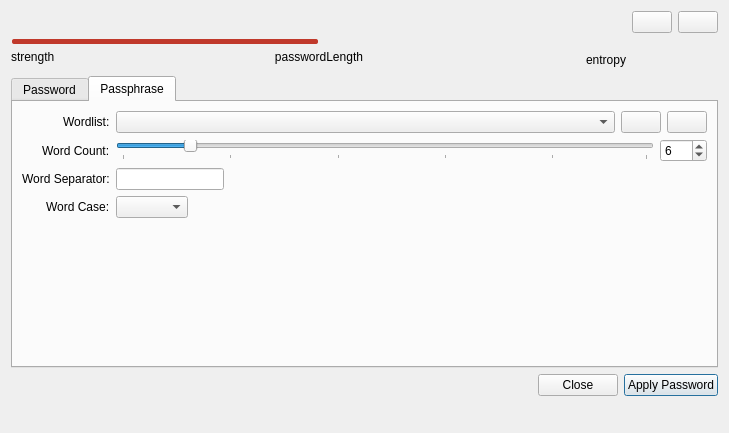
Old version of the form src/gui/PasswordGeneratorWidget.ui in the repository OpenVireo/openvireo.
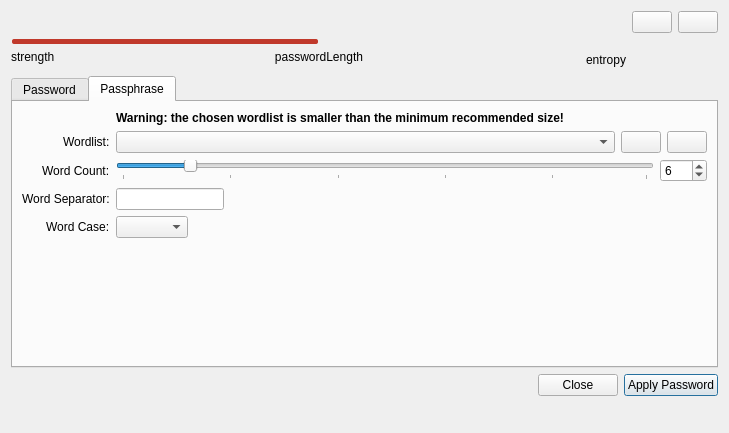
New version of the form. The open tabs and pages were chosen to show the change. Custom widgets are drawn as their Qt base class.

Commit message:
Fix handling of small passphrase wordlists
* Fixes #11856
* Set the minimum recommended wordlist size to 1,296 - equal to the EFF Short List
* Issue a clear warning when using a smaller wordlist but do not prevent generation of passphrases
* Improve wording when removing custom wordlist

```diff
--- a/src/gui/PasswordGeneratorWidget.ui
+++ b/src/gui/PasswordGeneratorWidget.ui
@@ -769,7 +769,113 @@
       <layout class="QGridLayout" name="gridLayout_2">
        <item row="0" column="0">
         <layout class="QGridLayout" name="gridLayout_3">
+         <item row="1" column="1" alignment="Qt::AlignRight">
+          <widget class="QLabel" name="labelWordList">
+           <property name="sizePolicy">
+            <sizepolicy hsizetype="Minimum" vsizetype="Preferred">
+             <horstretch>0</horstretch>
+             <verstretch>0</verstretch>
+            </sizepolicy>
+           </property>
+           <property name="text">
+            <string>Wordlist:</string>
+           </property>
+          </widget>
+         </item>
+         <item row="3" column="2">
+          <layout class="QHBoxLayout" name="horizontalLayout_9">
+           <item>
+            <widget class="QLineEdit" name="editWordSeparator">
+             <property name="sizePolicy">
+              <sizepolicy hsizetype="Minimum" vsizetype="Fixed">
+               <horstretch>0</horstretch>
+               <verstretch>0</verstretch>
+              </sizepolicy>
+             </property>
+             <property name="minimumSize">
+              <size>
+               <width>20</width>
+               <height>0</height>
+              </size>
+             </property>
+             <property name="text">
+              <string/>
+             </property>
+            </widget>
+           </item>
+           <item>
+            <spacer name="horizontalSpacer_7">
+             <property name="orientation">
+              <enum>Qt::Horizontal</enum>
+             </property>
+             <property name="sizeHint" stdset="0">
+              <size>
+               <width>40</width>
+               <height>20</height>
+              </size>
+             </property>
+            </spacer>
+           </item>
+          </layout>
+         </item>
+         <item row="2" column="1" alignment="Qt::AlignRight">
+          <widget class="QLabel" name="labelWordCount">
+           <property name="text">
+            <string>Word Count:</string>
+           </property>
+           <property name="buddy">
+            <cstring>spinBoxLength</cstring>
+           </property>
+          </widget>
+         </item>
+         <item row="4" column="1" alignment="Qt::AlignRight">
+          <widget class="QLabel" name="wordCaseLabel">
+           <property name="text">
+            <string>Word Case:</string>
+           </property>
+          </widget>
+         </item>
          <item row="1" column="2">
+          <layout class="QHBoxLayout" name="horizontalLayout_10">
+           <item>
+            <widget class="QComboBox" name="comboBoxWordList">
+             <property name="sizePolicy">
+              <sizepolicy hsizetype="Expanding" vsizetype="Fixed">
+               <horstretch>0</horstretch>
+               <verstretch>0</verstretch>
+              </sizepolicy>
+             </property>
+            </widget>
+           </item>
+           <item>
+            <widget class="QPushButton" name="buttonDeleteWordList">
+             <property name="focusPolicy">
+              <enum>Qt::TabFocus</enum>
+             </property>
+             <property name="toolTip">
+              <string>Delete selected wordlist</string>
+             </property>
+             <property name="accessibleDescription">
+              <string>Delete selected wordlist</string>
+             </property>
+            </widget>
+           </item>
+           <item>
+            <widget class="QPushButton" name="buttonAddWordList">
+             <property name="focusPolicy">
+              <enum>Qt::TabFocus</enum>
+             </property>
+             <property name="toolTip">
+              <string>Add custom wordlist</string>
+             </property>
+             <property name="accessibleDescription">
+              <string>Add custom wordlist</string>
+             </property>
+            </widget>
+           </item>
+          </layout>
+         </item>
+         <item row="2" column="2">
           <layout class="QHBoxLayout" name="horizontalLayout_3">
            <property name="sizeConstraint">
             <enum>QLayout::SetMinimumSize</enum>
@@ -814,14 +920,27 @@
            </item>
           </layout>
          </item>
+         <item row="4" column="2">
+          <layout class="QHBoxLayout" name="horizontalLayout_6">
+           <item>
+            <widget class="QComboBox" name="wordCaseComboBox"/>
+           </item>
+           <item>
+            <spacer name="horizontalSpacer_4">
+             <property name="orientation">
+              <enum>Qt::Horizontal</enum>
+             </property>
+             <property name="sizeHint" stdset="0">
+              <size>
+               <width>40</width>
+               <height>20</height>
+              </size>
+             </property>
+            </spacer>
+           </item>
+          </layout>
+         </item>
          <item row="3" column="1" alignment="Qt::AlignRight">
-          <widget class="QLabel" name="wordCaseLabel">
-           <property name="text">
-            <string>Word Case:</string>
-           </property>
-          </widget>
-         </item>
-         <item row="2" column="1" alignment="Qt::AlignRight">
           <widget class="QLabel" name="labelWordSeparator">
            <property name="text">
             <string>Word Separator:</string>
@@ -829,121 +948,15 @@
           </widget>
          </item>
          <item row="0" column="2">
-          <layout class="QHBoxLayout" name="horizontalLayout_10">
-           <item>
-            <widget class="QComboBox" name="comboBoxWordList">
-             <property name="sizePolicy">
-              <sizepolicy hsizetype="Expanding" vsizetype="Fixed">
-               <horstretch>0</horstretch>
-               <verstretch>0</verstretch>
-              </sizepolicy>
-             </property>
-            </widget>
-           </item>
-           <item>
-            <widget class="QPushButton" name="buttonDeleteWordList">
-             <property name="focusPolicy">
-              <enum>Qt::TabFocus</enum>
-             </property>
-             <property name="toolTip">
-              <string>Delete selected wordlist</string>
-             </property>
-             <property name="accessibleDescription">
-              <string>Delete selected wordlist</string>
-             </property>
-            </widget>
-           </item>
-           <item>
-            <widget class="QPushButton" name="buttonAddWordList">
-             <property name="focusPolicy">
-              <enum>Qt::TabFocus</enum>
-             </property>
-             <property name="toolTip">
-              <string>Add custom wordlist</string>
-             </property>
-             <property name="accessibleDescription">
-              <string>Add custom wordlist</string>
-             </property>
-            </widget>
-           </item>
-          </layout>
-         </item>
-         <item row="3" column="2">
-          <layout class="QHBoxLayout" name="horizontalLayout_6">
-           <item>
-            <widget class="QComboBox" name="wordCaseComboBox"/>
-           </item>
-           <item>
-            <spacer name="horizontalSpacer_4">
-             <property name="orientation">
-              <enum>Qt::Horizontal</enum>
-             </property>
-             <property name="sizeHint" stdset="0">
-              <size>
-               <width>40</width>
-               <height>20</height>
-              </size>
-             </property>
-            </spacer>
-           </item>
-          </layout>
-         </item>
-         <item row="1" column="1" alignment="Qt::AlignRight">
-          <widget class="QLabel" name="labelWordCount">
-           <property name="text">
-            <string>Word Count:</string>
+          <widget class="QLabel" name="labelWordListWarning">
+           <property name="font">
+            <font>
+             <weight>75</weight>
+             <bold>true</bold>
+            </font>
            </property>
-           <property name="buddy">
-            <cstring>spinBoxLength</cstring>
-           </property>
-          </widget>
-         </item>
-         <item row="2" column="2">
-          <layout class="QHBoxLayout" name="horizontalLayout_9">
-           <item>
-            <widget class="QLineEdit" name="editWordSeparator">
-             <property name="sizePolicy">
-              <sizepolicy hsizetype="Minimum" vsizetype="Fixed">
-               <horstretch>0</horstretch>
-               <verstretch>0</verstretch>
-              </sizepolicy>
-             </property>
-             <property name="minimumSize">
-              <size>
-               <width>20</width>
-               <height>0</height>
-              </size>
-             </property>
-             <property name="text">
-              <string/>
-             </property>
-            </widget>
-           </item>
-           <item>
-            <spacer name="horizontalSpacer_7">
-             <property name="orientation">
-              <enum>Qt::Horizontal</enum>
-             </property>
-             <property name="sizeHint" stdset="0">
-              <size>
-               <width>40</width>
-               <height>20</height>
-              </size>
-             </property>
-            </spacer>
-           </item>
-          </layout>
-         </item>
-         <item row="0" column="1" alignment="Qt::AlignRight">
-          <widget class="QLabel" name="labelWordList">
-           <property name="sizePolicy">
-            <sizepolicy hsizetype="Minimum" vsizetype="Preferred">
-             <horstretch>0</horstretch>
-             <verstretch>0</verstretch>
-            </sizepolicy>
-           </property>
            <property name="text">
-            <string>Wordlist:</string>
+            <string>Warning: the chosen wordlist is smaller than the minimum recommended size!</string>
            </property>
           </widget>
          </item>
```
The commit also changes 8 other files.
